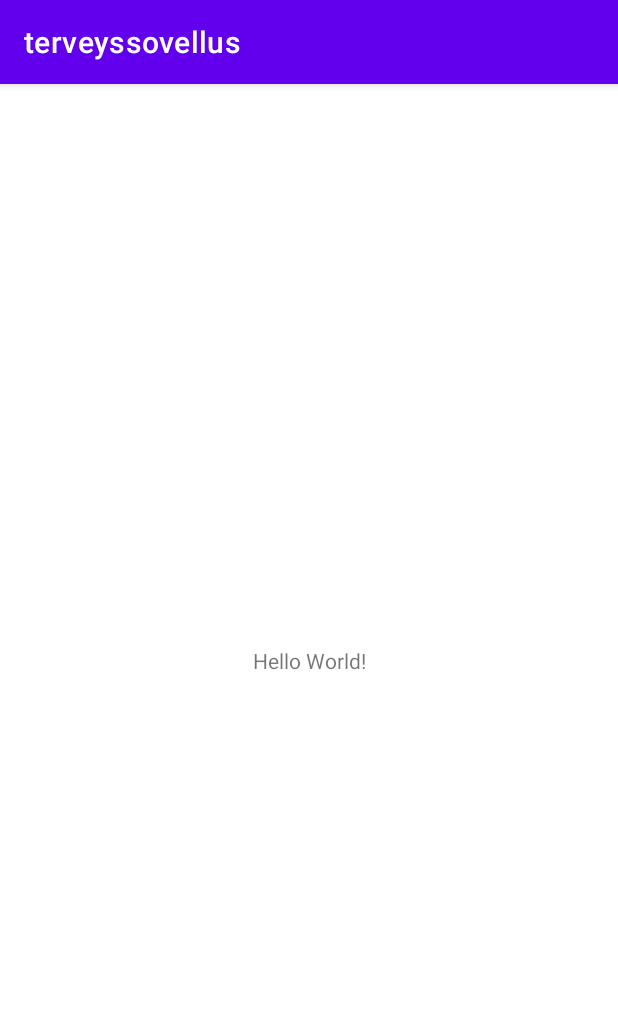
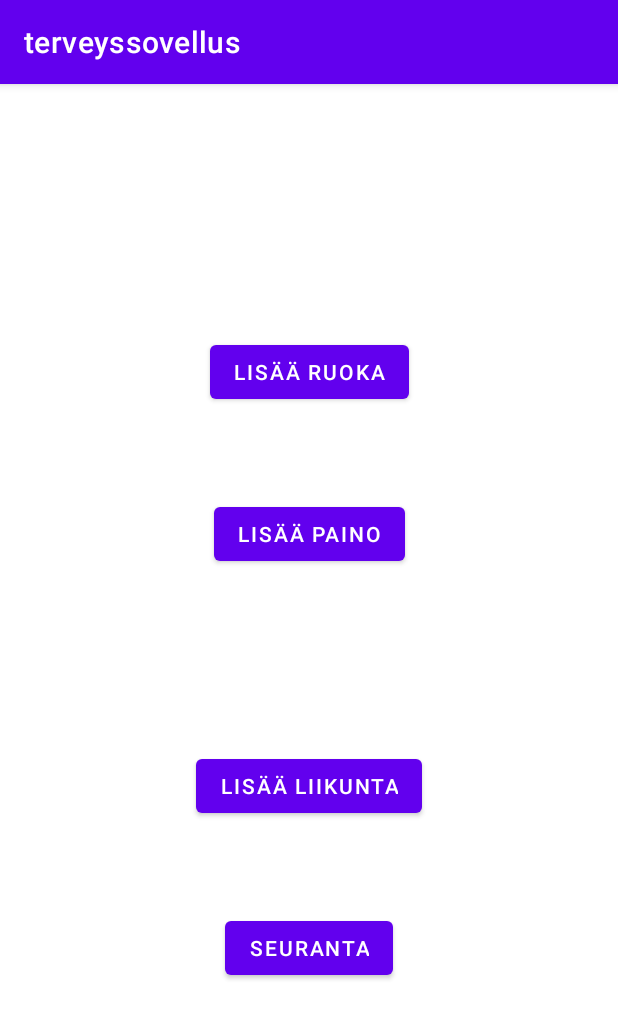
Before and after one commit to Sofvi/HealthHub, an Android app: the screen it shows after launch (MainActivity), on a phone screen of 412 x 824 dp. Shown: the top 1019 px of the screen. Run offline under Robolectric (Android 15) with nearby library versions, the phone set to English and light mode, and no system bars.

Commit message:
Luotu ruokakaloreiden ja painon raaka activityt.

```diff
--- a/app/src/main/AndroidManifest.xml
+++ b/app/src/main/AndroidManifest.xml
@@ -10,6 +10,12 @@
         android:supportsRtl="true"
         android:theme="@style/Theme.Terveyssovellus">
         <activity
+            android:name=".Weight"
+            android:exported="false" />
+        <activity
+            android:name=".Food"
+            android:exported="false" />
+        <activity
             android:name=".MainActivity"
             android:exported="true">
             <intent-filter>
--- a/app/src/main/res/layout/activity_main.xml
+++ b/app/src/main/res/layout/activity_main.xml
@@ -6,13 +6,52 @@
     android:layout_height="match_parent"
     tools:context=".MainActivity">
 
-    <TextView
+    <Button
+        android:id="@+id/bt_new_food"
         android:layout_width="wrap_content"
         android:layout_height="wrap_content"
-        android:text="Hello World!"
-        app:layout_constraintBottom_toBottomOf="parent"
-        app:layout_constraintLeft_toLeftOf="parent"
-        app:layout_constraintRight_toRightOf="parent"
+        android:onClick="onClickFood"
+        android:text="Lisää ruoka"
+        app:layout_constraintBottom_toTopOf="@+id/guideline2"
+        app:layout_constraintEnd_toEndOf="parent"
+        app:layout_constraintStart_toStartOf="parent"
         app:layout_constraintTop_toTopOf="parent" />
 
+    <Button
+        android:id="@+id/bt_new_weight"
+        android:layout_width="wrap_content"
+        android:layout_height="wrap_content"
+        android:onClick="onClickWeight"
+        android:text="Lisää paino"
+        app:layout_constraintBottom_toTopOf="@+id/guideline2"
+        app:layout_constraintEnd_toEndOf="parent"
+        app:layout_constraintStart_toStartOf="parent"
+        app:layout_constraintTop_toBottomOf="@+id/bt_new_food" />
+
+    <Button
+        android:id="@+id/bt_new_exersice"
+        android:layout_width="wrap_content"
+        android:layout_height="wrap_content"
+        android:text="Lisää liikunta"
+        app:layout_constraintBottom_toTopOf="@+id/bt_statistics"
+        app:layout_constraintEnd_toEndOf="parent"
+        app:layout_constraintStart_toStartOf="parent"
+        app:layout_constraintTop_toTopOf="@+id/guideline2" />
+
+    <Button
+        android:id="@+id/bt_statistics"
+        android:layout_width="wrap_content"
+        android:layout_height="wrap_content"
+        android:text="Seuranta"
+        app:layout_constraintBottom_toBottomOf="parent"
+        app:layout_constraintEnd_toEndOf="parent"
+        app:layout_constraintStart_toStartOf="parent"
+        app:layout_constraintTop_toTopOf="@+id/guideline2" />
+
+    <androidx.constraintlayout.widget.Guideline
+        android:id="@+id/guideline2"
+        android:layout_width="wrap_content"
+        android:layout_height="wrap_content"
+        android:orientation="horizontal"
+        app:layout_constraintGuide_percent="0.5" />
 </androidx.constraintlayout.widget.ConstraintLayout>
```
Also changed, not shown: app/src/main/java/com/example/terveyssovellus/Food.java (added, +27 -0 lines), app/src/main/java/com/example/terveyssovellus/MainActivity.java (+13 -0 lines), app/src/main/java/com/example/terveyssovellus/Weight.java (added, +38 -0 lines), app/src/main/res/layout/activity_food.xml (added, +86 -0 lines), app/src/main/res/layout/activity_weight.xml (added, +57 -0 lines).
